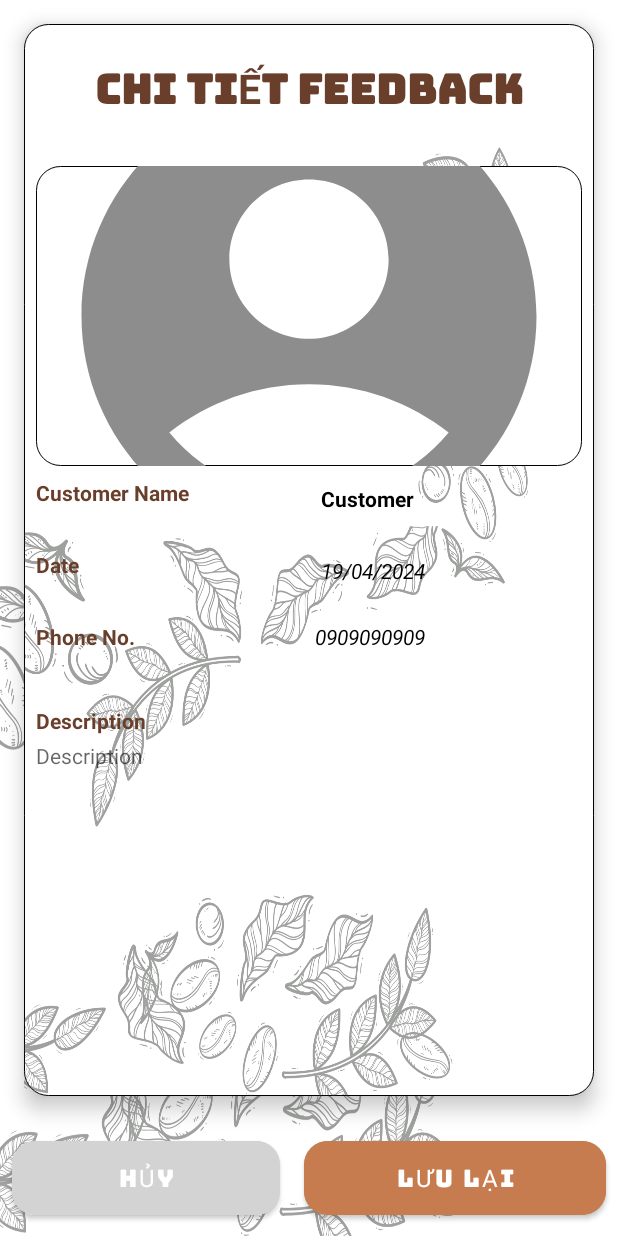
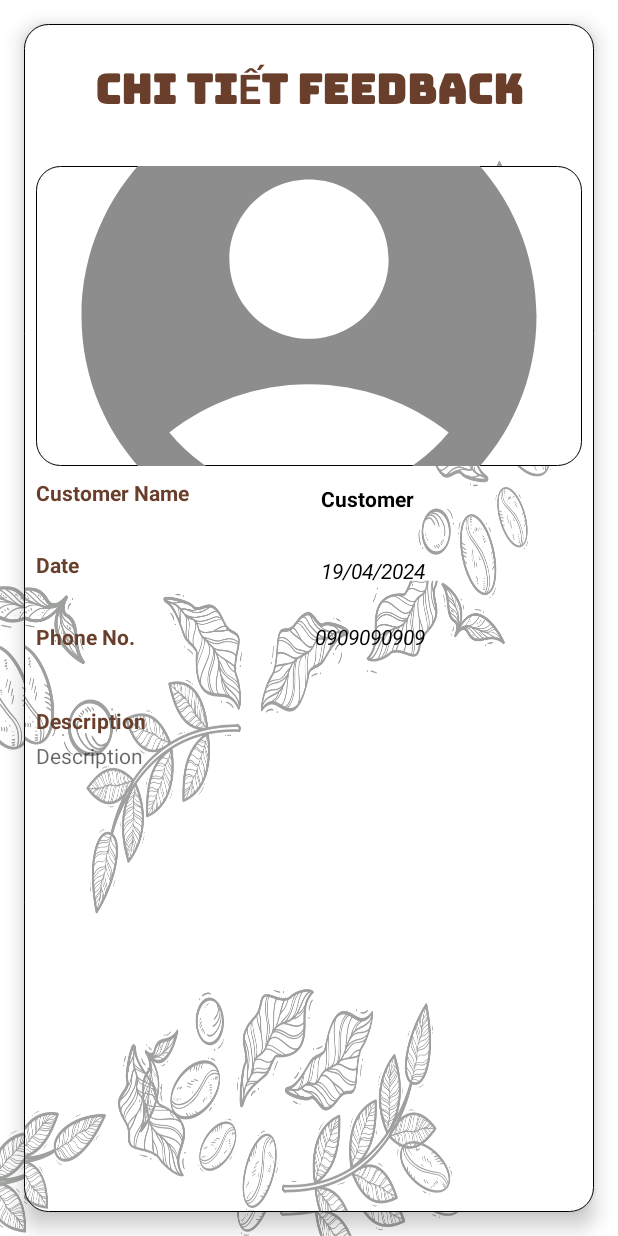
Before and after one commit to tmQu/StarBug-kotlin, an Android app: the layout activity_feedback_detail.xml on its own in the app's theme, with its tools: preview values and no code run, on a phone screen of 412 x 824 dp. Run offline under Robolectric (Android 15) with nearby library versions, the phone set to English and light mode, and no system bars; Roboto replaces fonts that are not available here.

Commit message:
Quang - minor fix

```diff
--- a/app/src/main/java/intech/co/starbug/activity/Feedback.kt
+++ b/app/src/main/java/intech/co/starbug/activity/Feedback.kt
@@ -107,7 +107,7 @@ class Feedback : AppCompatActivity() {
             feedback.id = feedbackId.toString()
             feedbackRef.child(feedbackId!!).setValue(feedback)
                 .addOnSuccessListener {
-                    Toast.makeText(this, "Sản phẩm mới đã được tạo thành công!", Toast.LENGTH_SHORT)
+                    Toast.makeText(this, "Successfully send feedback", Toast.LENGTH_SHORT)
                         .show()
                     // Đóng hoạt động hiện tại
                     finish()
--- a/app/src/main/java/intech/co/starbug/activity/admin/HomeManageActivity.kt
+++ b/app/src/main/java/intech/co/starbug/activity/admin/HomeManageActivity.kt
@@ -9,7 +9,7 @@ import com.google.firebase.auth.FirebaseAuth
 import intech.co.starbug.activity.admin.feedback.FeedbackManager
 import intech.co.starbug.activity.admin.order.OrderManagementActivity
 import intech.co.starbug.R
-import intech.co.starbug.activity.StaffManagementActivity
+import intech.co.starbug.activity.admin.staff.StaffManagementActivity
 import intech.co.starbug.activity.admin.product.ProductManagementActivity
 import intech.co.starbug.activity.admin.promotion.PromotionManagementActivity
 import intech.co.starbug.activity.authentication.LoginActivity
--- a/app/src/main/java/intech/co/starbug/fragment/AccountFragment.kt
+++ b/app/src/main/java/intech/co/starbug/fragment/AccountFragment.kt
@@ -12,6 +12,7 @@ import androidx.fragment.app.Fragment
 import com.google.firebase.auth.FirebaseAuth
 import intech.co.starbug.R
 import intech.co.starbug.activity.AccountSettingActivity
+import intech.co.starbug.activity.Feedback
 import intech.co.starbug.activity.authentication.LoginActivity
 import intech.co.starbug.helper.SharedPreferencesHelper
 
@@ -48,6 +49,8 @@ class AccountFragment : Fragment() {
 
         order.setOnClickListener {
             // Orders
+            val intent = Intent(requireContext(), Feedback::class.java)
+            startActivity(intent)
         }
 
         return view
--- a/app/src/main/res/layout/activity_feedback_detail.xml
+++ b/app/src/main/res/layout/activity_feedback_detail.xml
@@ -219,6 +219,7 @@
         app:layout_constraintStart_toStartOf="parent">
 
         <Button
+            android:visibility="gone"
             android:id="@+id/cancelButton"
             android:layout_width="wrap_content"
             android:layout_height="wrap_content"
@@ -234,6 +235,7 @@
             app:cornerRadius="16dp" />
 
         <Button
+            android:visibility="gone"
             android:id="@+id/buttonSaveFeedback"
             android:layout_width="wrap_content"
             android:layout_height="wrap_content"
```
Also changed, not shown: app/src/main/java/intech/co/starbug/activity/product/DetailProductActivity.kt (+12 -12 lines).
